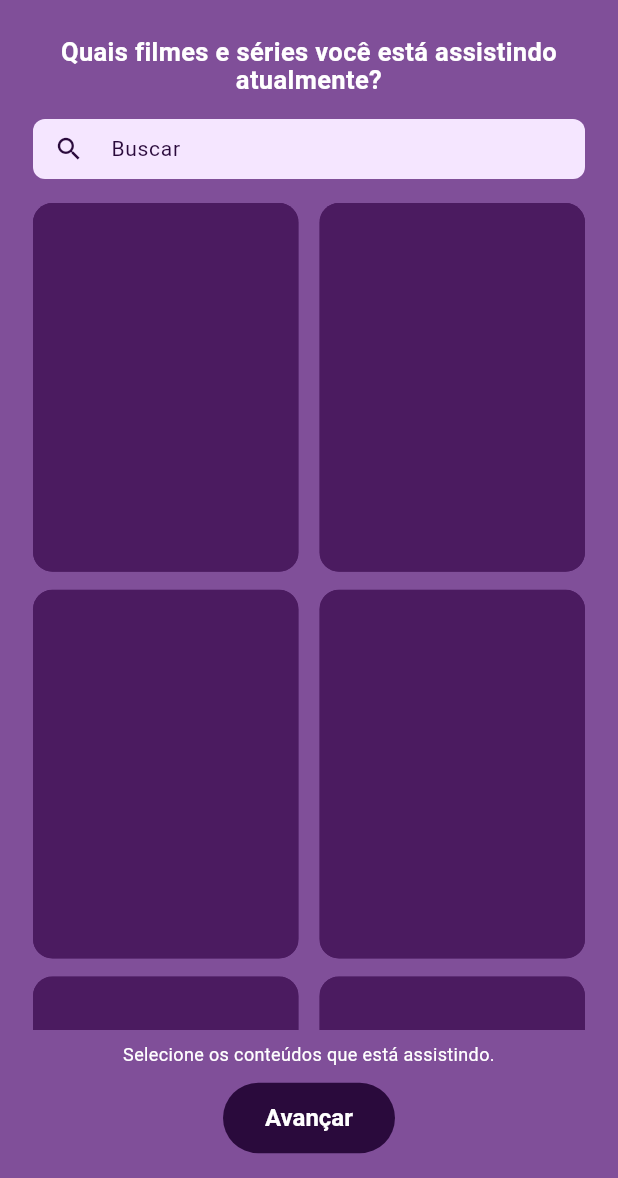
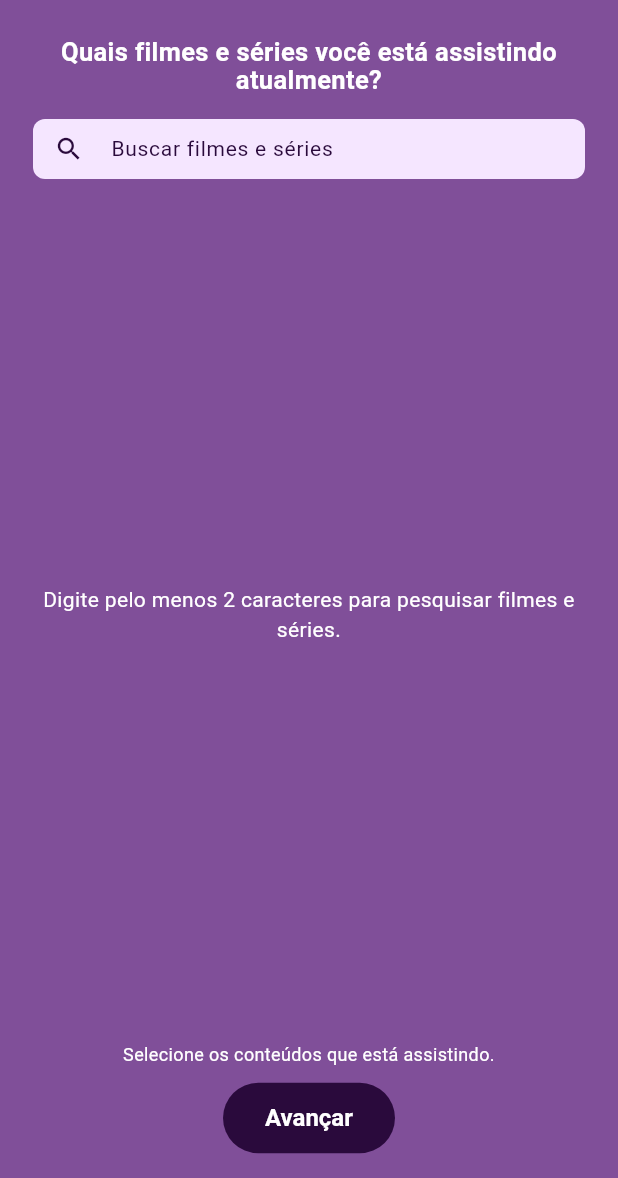
Before and after one commit to GabrielHP2/PI_IV-Time-16, a Flutter app: the OngoingContentPage screen opened by its route, on a phone screen of 412 x 824 dp, the part 58-1236 px from its top. Run offline on Flutter 3.47's test engine with Material 3 defaults, Android fonts, the phone set to English and light mode, and no system bars; our stand-ins replace cloud_functions, firebase_auth, firebase_core; accounts and stored records are empty.

Commit message:
integração da tela de conteúdo em andamento

```diff
--- a/frontend/lib/models/movie_model.dart
+++ b/frontend/lib/models/movie_model.dart
@@ -1,4 +1,3 @@
-
 // Adições e modificações por Felipe Batista Bastos - 25005337
 
 class Movie {
@@ -10,6 +9,7 @@ class Movie {
   final String genre;
   final List<String> platforms;
   final String imageUrl;
+  final String category;
 
   const Movie({
     required this.id,
@@ -20,6 +20,7 @@ class Movie {
     required this.genre,
     required this.platforms,
     required this.imageUrl,
+    this.category = 'movie',
   });
 
   factory Movie.example() => const Movie(
--- a/frontend/lib/pages/personalization/ongoing_content_page.dart
+++ b/frontend/lib/pages/personalization/ongoing_content_page.dart
@@ -1,4 +1,6 @@
 // Feito por Felipe Batista Bastos - 25005337
+
+import 'dart:async';
 
 import 'package:flutter/material.dart';
 
@@ -6,6 +8,7 @@ import '../../components/widgets/primary_button.dart';
 import '../../models/movie_model.dart';
 import '../../repositories/personalization_repository.dart';
 import '../../routes.dart';
+import '../../services/personalization_service.dart';
 import '../../theme/app_theme.dart';
 
 class OngoingContentPage extends StatefulWidget {
@@ -17,137 +20,58 @@ class OngoingContentPage extends StatefulWidget {
 
 class _OngoingContentPageState extends State<OngoingContentPage> {
   final TextEditingController _searchController = TextEditingController();
+  final PersonalizationService _personalizationService = PersonalizationService();
+  Timer? _searchDebounce;
+
+  List<Movie> _availableContents = [];
+  bool _isLoading = false;
+  String? _errorMessage;
   String _searchQuery = '';
-
-  // Conteúdo provisório para montar a interface enquanto o catálogo não é
-  // carregado pelo backend. Os dados seguem o mesmo modelo Movie do projeto.
-  static const List<Movie> _availableContents = [
-    Movie(
-      id: 'ongoing-1',
-      title: 'Conteúdo 1',
-      synopsis: '',
-      releaseDate: '',
-      rating: 0,
-      genre: 'Não informado',
-      platforms: [],
-      imageUrl: '',
-    ),
-    Movie(
-      id: 'ongoing-2',
-      title: 'Conteúdo 2',
-      synopsis: '',
-      releaseDate: '',
-      rating: 0,
-      genre: 'Não informado',
-      platforms: [],
-      imageUrl: '',
-    ),
-    Movie(
-      id: 'ongoing-3',
-      title: 'Conteúdo 3',
-      synopsis: '',
-      releaseDate: '',
-      rating: 0,
-      genre: 'Não informado',
-      platforms: [],
-      imageUrl: '',
-    ),
-    Movie(
-      id: 'ongoing-4',
-      title: 'Conteúdo 4',
-      synopsis: '',
-      releaseDate: '',
-      rating: 0,
-      genre: 'Não informado',
-      platforms: [],
-      imageUrl: '',
-    ),
-    Movie(
-      id: 'ongoing-5',
-      title: 'Conteúdo 5',
-      synopsis: '',
-      releaseDate: '',
-      rating: 0,
-      genre: 'Não informado',
-      platforms: [],
-      imageUrl: '',
-    ),
-    Movie(
-      id: 'ongoing-6',
-      title: 'Conteúdo 6',
-      synopsis: '',
-      releaseDate: '',
-      rating: 0,
-      genre: 'Não informado',
-      platforms: [],
-      imageUrl: '',
-    ),
-    Movie(
-      id: 'ongoing-7',
-      title: 'Conteúdo 7',
-      synopsis: '',
-      releaseDate: '',
-      rating: 0,
-      genre: 'Não informado',
-      platforms: [],
-      imageUrl: '',
-    ),
-    Movie(
-      id: 'ongoing-8',
-      title: 'Conteúdo 8',
-      synopsis: '',
-      releaseDate: '',
-      rating: 0,
-      genre: 'Não informado',
-      platforms: [],
-      imageUrl: '',
-    ),
-    Movie(
-      id: 'ongoing-9',
-      title: 'Conteúdo 9',
-      synopsis: '',
-      releaseDate: '',
-      rating: 0,
-      genre: 'Não informado',
-      platforms: [],
-      imageUrl: '',
-    ),
-    Movie(
-      id: 'ongoing-10',
-      title: 'Conteúdo 10',
-      synopsis: '',
-      releaseDate: '',
-      rating: 0,
-      genre: 'Não informado',
-      platforms: [],
-      imageUrl: '',
-    ),
-    Movie(
-      id: 'ongoing-11',
-      title: 'Conteúdo 11',
-      synopsis: '',
-      releaseDate: '',
-      rating: 0,
-      genre: 'Não informado',
-      platforms: [],
-      imageUrl: '',
-    ),
-    Movie(
-      id: 'ongoing-12',
-      title: 'Conteúdo 12',
-      synopsis: '',
-      releaseDate: '',
-      rating: 0,
-      genre: 'Não informado',
-      platforms: [],
-      imageUrl: '',
-    ),
-  ];
 
   @override
   void dispose() {
+    _searchDebounce?.cancel();
     _searchController.dispose();
     super.dispose();
+  }
+
+  void _onSearchChanged(String value) {
+    _searchDebounce?.cancel();
+    final query = value.trim();
+    setState(() {
+      _searchQuery = query;
+      _errorMessage = null;
+      if (query.length < 2) {
+        _availableContents = [];
+        _isLoading = false;
+      } else {
+        _isLoading = true;
+      }
+    });
+
+    if (query.length < 2) return;
+    _searchDebounce = Timer(const Duration(milliseconds: 450), () {
+      _searchContent(query);
+    });
+  }
+
+  Future<void> _searchContent(String query) async {
+    try {
+      final results = await _personalizationService.searchContent(query);
+      if (!mounted || query != _searchQuery) return;
+      setState(() {
+        _availableContents = results;
+        _isLoading = false;
+        _errorMessage = null;
+      });
+    } catch (error) {
+      if (!mounted || query != _searchQuery) return;
+      setState(() {
+        _availableContents = [];
+        _isLoading = false;
+        _errorMessage = error.toString().replaceFirst('Exception: ', '');
+      });
+    }
   }
 
   void _continue() {
@@ -156,17 +80,11 @@ class _OngoingContentPageState extends State<OngoingContentPage> {
 
   @override
   Widget build(BuildContext context) {
-    final filteredContents = _availableContents.where((movie) {
-      return movie.title.toLowerCase().contains(_searchQuery.toLowerCase());
-    }).toList();
-
     return Scaffold(
       appBar: AppBar(
         centerTitle: false,
         title: const Text('Personalização'),
-        leading: BackButton(
-          onPressed: () => Navigator.maybePop(context),
-        ),
+        leading: BackButton(onPressed: () => Navigator.maybePop(context)),
       ),
       body: SafeArea(
         child: Column(
@@ -190,27 +108,26 @@ class _OngoingContentPageState extends State<OngoingContentPage> {
                     height: 40,
                     child: TextField(
                       controller: _searchController,
-                      onChanged: (value) {
-                        setState(() => _searchQuery = value.trim());
-                      },
-                      style: const TextStyle(
-                        color: AppColors.button,
-                        fontSize: 14,
-                      ),
+                      onChanged: _onSearchChanged,
+                      textInputAction: TextInputAction.search,
+                      style: const TextStyle(color: AppColors.button, fontSize: 14),
                       decoration: InputDecoration(
-                        hintText: 'Buscar',
+                        hintText: 'Buscar filmes e séries',
                         hintStyle: const TextStyle(color: AppColors.button),
-                        prefixIcon: const Icon(
-                          Icons.search,
-                          color: AppColors.button,
-                          size: 20,
-                        ),
+                        prefixIcon: const Icon(Icons.search, color: AppColors.button, size: 20),
+                        suffixIcon: _searchQuery.isEmpty
+                            ? null
+                            : IconButton(
+                                tooltip: 'Limpar busca',
+                                onPressed: () {
+                                  _searchController.clear();
+                                  _onSearchChanged('');
+                                },
+                                icon: const Icon(Icons.close, color: AppColors.button, size: 18),
+                              ),
                         filled: true,
                         fillColor: AppColors.fieldFill,
-                        contentPadding: const EdgeInsets.symmetric(
-                          vertical: 8,
-                          horizontal: 12,
-                        ),
+                        contentPadding: const EdgeInsets.symmetric(vertical: 8, horizontal: 12),
                         border: OutlineInputBorder(
                           borderRadius: BorderRadius.circular(8),
                           borderSide: BorderSide.none,
@@ -221,10 +138,7 @@ class _OngoingContentPageState extends State<OngoingContentPage> {
                         ),
                         focusedBorder: OutlineInputBorder(
                           borderRadius: BorderRadius.circular(8),
-                          borderSide: const BorderSide(
-                            color: AppColors.button,
-                            width: 1.5,
-                          ),
+                          borderSide: const BorderSide(color: AppColors.button, width: 1.5),
                         ),
                       ),
                     ),
@@ -236,37 +150,55 @@ class _OngoingContentPageState extends State<OngoingContentPage> {
               child: ValueListenableBuilder<List<Movie>>(
                 valueListenable: PersonalizationRepository.ongoingContents,
                 builder: (context, selectedContents, child) {
-                  if (filteredContents.isEmpty) {
+                  if (_isLoading) {
+                    return const Center(child: CircularProgressIndicator());
+                  }
+                  if (_errorMessage != null) {
+                    return Center(
+                      child: Padding(
+                        padding: const EdgeInsets.all(24),
+                        child: Text(
+                          _errorMessage!,
+                          textAlign: TextAlign.center,
+                          style: const TextStyle(color: AppColors.onDark),
+                        ),
+                      ),
+                    );
+                  }
+                  if (_searchQuery.length < 2) {
                     return const Center(
-                      child: Text(
-                        'Nenhum conteúdo encontrado.',
-                        style: TextStyle(color: AppColors.onDark),
+                      child: Padding(
+                        padding: EdgeInsets.all(24),
+                        child: Text(
+                          'Digite pelo menos 2 caracteres para pesquisar filmes e séries.',
+                          textAlign: TextAlign.center,
+                          style: TextStyle(color: AppColors.onDark),
+                        ),
                       ),
+                    );
+                  }
+                  if (_availableContents.isEmpty) {
+                    return const Center(
+                      child: Text('Nenhum conteúdo encontrado.', style: TextStyle(color: AppColors.onDark)),
                     );
                   }
 
                   return GridView.builder(
                     padding: const EdgeInsets.fromLTRB(22, 2, 22, 12),
-                    itemCount: filteredContents.length,
-                    gridDelegate:
-                        const SliverGridDelegateWithFixedCrossAxisCount(
+                    itemCount: _availableContents.length,
+                    gridDelegate: const SliverGridDelegateWithFixedCrossAxisCount(
                       crossAxisCount: 2,
                       crossAxisSpacing: 14,
                       mainAxisSpacing: 12,
-                      childAspectRatio: 0.72,
+                      childAspectRatio: 0.62,
                     ),
                     itemBuilder: (context, index) {
-                      final movie = filteredContents[index];
-                      final isSelected = selectedContents.any(
-                        (item) => item.id == movie.id,
-                      );
-
+                      final movie = _availableContents[index];
+                      final isSelected = selectedContents.any((item) => item.id == movie.id);
                       return _OngoingContentCard(
-                        title: movie.title,
+                        movie: movie,
                         isSelected: isSelected,
-                        onTap: () {
-                          PersonalizationRepository.toggleOngoingContent(movie);
-                        },
+                        onTap: () => PersonalizationRepository.toggleOngoingContent(movie),
                       );
                     },
                   );
@@ -286,16 +218,10 @@ class _OngoingContentPageState extends State<OngoingContentPage> {
                             ? 'Selecione os conteúdos que está assistindo.'
                             : '${selectedContents.length} conteúdo(s) selecionado(s)',
                         textAlign: TextAlign.center,
-                        style: const TextStyle(
-                          color: AppColors.onDark,
-                          fontSize: 12,
-                        ),
+                        style: const TextStyle(color: AppColors.onDark, fontSize: 12),
                       ),
                       const SizedBox(height: 10),
-                      PrimaryButton(
-                        text: 'Avançar',
-                        onPressed: _continue,
-                      ),
+                      PrimaryButton(text: 'Avançar', onPressed: _continue),
                     ],
                   );
                 },
@@ -310,25 +236,25 @@ class _OngoingContentPageState extends State<OngoingContentPage> {
 
 class _OngoingContentCard extends StatelessWidget {
   const _OngoingContentCard({
-    required this.title,
+    required this.movie,
     required this.isSelected,
     required this.onTap,
   });
 
-  final String title;
+  final Movie movie;
   final bool isSelected;
   final VoidCallback onTap;
 
   @override
   Widget build(BuildContext context) {
     return Tooltip(
-      message: title,
+      message: movie.title,
       child: Material(
         color: const Color(0xFF4B1B60),
         borderRadius: BorderRadius.circular(13),
+        clipBehavior: Clip.antiAlias,
         child: InkWell(
           onTap: onTap,
-          borderRadius: BorderRadius.circular(13),
           child: Ink(
             decoration: BoxDecoration(
               color: const Color(0xFF4B1B60),
@@ -339,16 +265,55 @@ class _OngoingContentCard extends StatelessWidget {
               ),
             ),
             child: Stack(
+              fit: StackFit.expand,
               children: [
+                if (movie.imageUrl.isNotEmpty)
+                  Image.network(
+                    movie.imageUrl,
+                    fit: BoxFit.cover,
+                    errorBuilder: (context, error, stackTrace) => _posterFallback(),
+                  )
+                else
+                  _posterFallback(),
+                Positioned(
+                  left: 0,
+                  right: 0,
+                  bottom: 0,
+                  child: Container(
+                    padding: const EdgeInsets.fromLTRB(8, 24, 8, 9),
+                    decoration: const BoxDecoration(
+                      gradient: LinearGradient(
+                        begin: Alignment.topCenter,
+                        end: Alignment.bottomCenter,
+                        colors: [Colors.transparent, Colors.black87],
+                      ),
+                    ),
+                    child: Text(
+                      movie.title,
+                      maxLines: 2,
+                      overflow: TextOverflow.ellipsis,
+                      textAlign: TextAlign.center,
+                      style: const TextStyle(color: Colors.white, fontWeight: FontWeight.w600),
+                    ),
+                  ),
+                ),
+                Positioned(
+                  top: 7,
+                  left: 7,
+                  child: Container(
+                    padding: const EdgeInsets.symmetric(horizontal: 6, vertical: 3),
+                    decoration: BoxDecoration(color: Colors.black54, borderRadius: BorderRadius.circular(5)),
+                    child: Text(
+                      movie.category == 'tv' ? 'SÉRIE' : 'FILME',
+                      style: const TextStyle(color: Colors.white, fontSize: 9, fontWeight: FontWeight.bold),
+                    ),
+                  ),
+                ),
                 if (isSelected)
                   const Positioned(
                     top: 7,
                     right: 7,
-                    child: Icon(
-                      Icons.check_circle,
-                      color: Colors.white,
-                      size: 21,
-                    ),
+                    child: Icon(Icons.check_circle, color: Colors.white, size: 22),
                   ),
               ],
             ),
@@ -357,4 +322,11 @@ class _OngoingContentCard extends StatelessWidget {
       ),
     );
   }
+
+  Widget _posterFallback() {
+    return const ColoredBox(
+      color: Color(0xFF351343),
+      child: Center(child: Icon(Icons.movie_outlined, color: Colors.white70, size: 42)),
+    );
+  }
 }
```
Also changed, not shown: frontend/lib/services/personalization_service.dart (+106 -35 lines).
